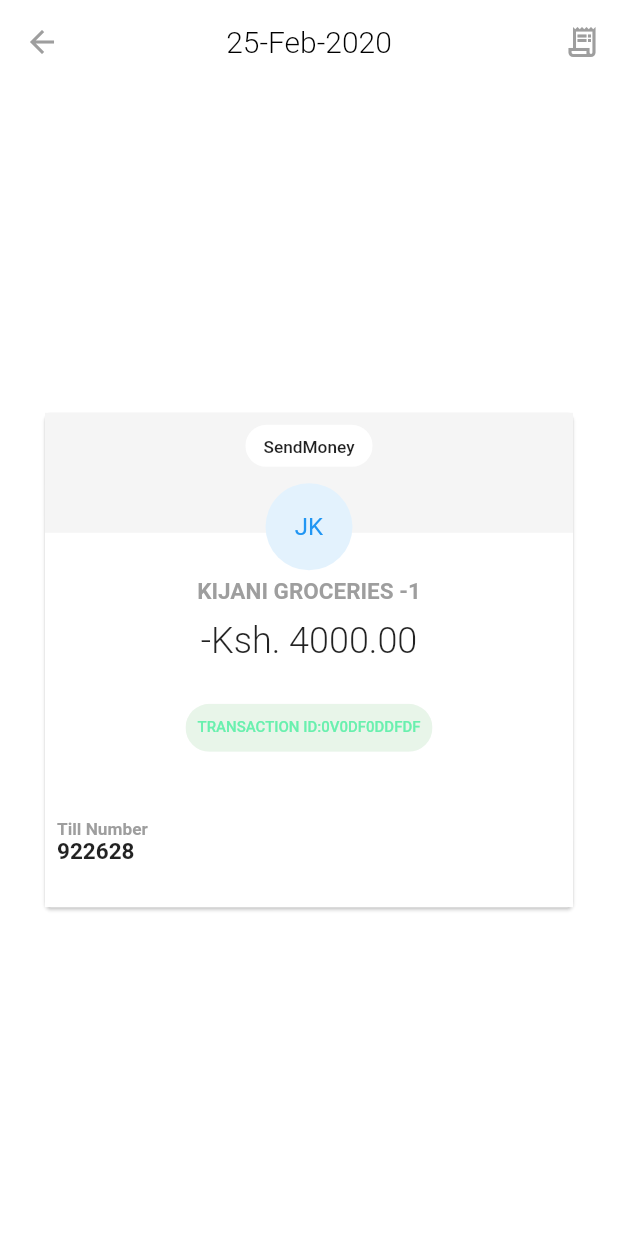
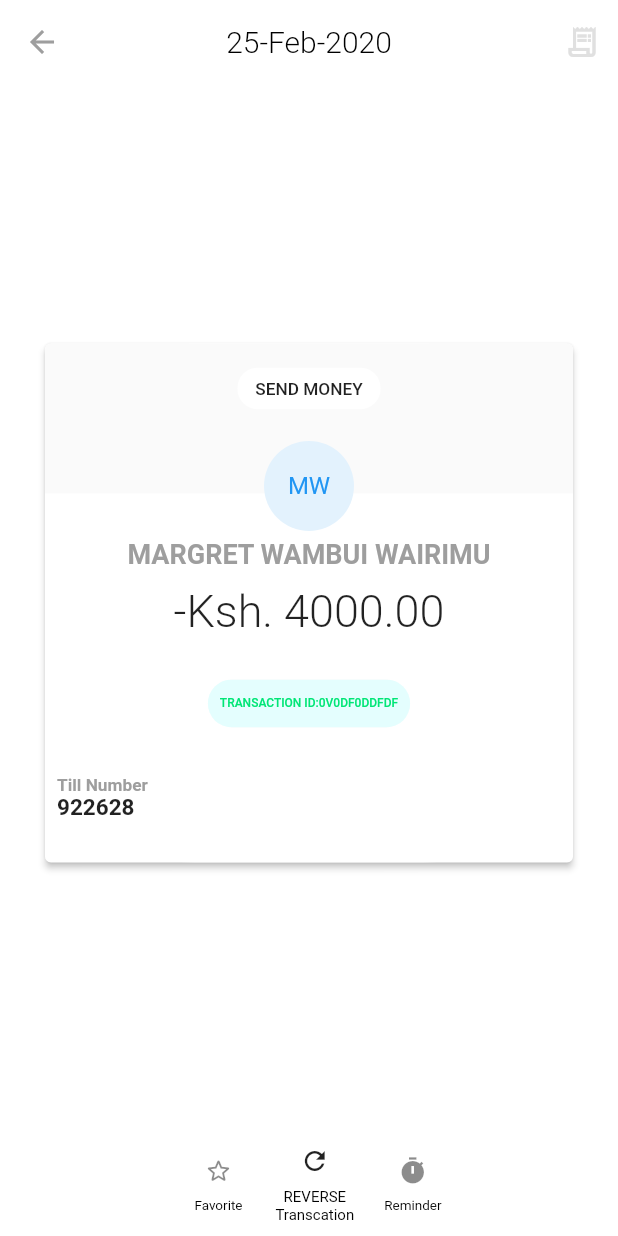
Before and after one commit to CreamyMilk/protoz, a Flutter app: the TransactionClass screen opened by its route, on a phone screen of 412 x 824 dp. Run offline on Flutter 3.47's test engine with Material 2 defaults, Android fonts, the light colour scheme and no system bars; our stand-ins replace flutter_speed_dial, webview_flutter.

Commit message:
💸 Receipt page update

```diff
--- a/lib/transactionPage.dart
+++ b/lib/transactionPage.dart
@@ -4,6 +4,85 @@ class TransactionClass extends StatelessWidget {
   @override
   Widget build(BuildContext context) {
     return Scaffold(
+      bottomNavigationBar: Padding(
+        padding: const EdgeInsets.all(8.0),
+        child: Row(
+            mainAxisAlignment: MainAxisAlignment.spaceEvenly,
+            crossAxisAlignment: CrossAxisAlignment.center,
+            children: [
+              Spacer(),
+              Container(
+                margin: EdgeInsets.only(left: 10),
+                child: Column(
+                  mainAxisSize: MainAxisSize.min,
+                  mainAxisAlignment: MainAxisAlignment.center,
+                  crossAxisAlignment: CrossAxisAlignment.center,
+                  children: [
+                    Container(
+                      padding: EdgeInsets.all(8),
+                      decoration: BoxDecoration(
+                          color: Colors.white,
+                          borderRadius: BorderRadius.circular(19)),
+                      child: Icon(Icons.star_border_rounded,
+                          size: 20, color: Colors.black45),
+                    ),
+                    Text(
+                      "Favorite",
+                      style: TextStyle(fontSize: 9, color: Colors.black),
+                    ),
+                  ],
+                ),
+              ),
+              Container(
+                margin: EdgeInsets.only(left: 20, right: 10),
+                child: Column(
+                  mainAxisSize: MainAxisSize.min,
+                  mainAxisAlignment: MainAxisAlignment.center,
+                  crossAxisAlignment: CrossAxisAlignment.center,
+                  children: [
+                    Container(
+                      padding: EdgeInsets.all(8),
+                      decoration: BoxDecoration(
+                          color: Colors.white,
+                          borderRadius: BorderRadius.circular(19)),
+                      child: Icon(Icons.refresh_outlined,
+                          size: 20, color: Colors.black87),
+                    ),
+                    Text(
+                      "REVERSE",
+                      style: TextStyle(fontSize: 10, color: Colors.black),
+                    ),
+                    Text(
+                      "Transcation",
+                      style: TextStyle(fontSize: 10, color: Colors.black),
+                    ),
+                  ],
+                ),
+              ),
+              Container(
+                margin: EdgeInsets.only(left: 10),
+                child: Column(
+                  mainAxisSize: MainAxisSize.min,
+                  mainAxisAlignment: MainAxisAlignment.center,
+                  crossAxisAlignment: CrossAxisAlignment.center,
+                  children: [
+                    Container(
+                      padding: EdgeInsets.all(8),
+                      decoration: BoxDecoration(
+                          color: Colors.white,
+                          borderRadius: BorderRadius.circular(19)),
+                      child: Icon(Icons.timer, size: 20, color: Colors.black45),
+                    ),
+                    Text(
+                      "Reminder",
+                      style: TextStyle(fontSize: 9, color: Colors.black),
+                    ),
+                  ],
+                ),
+              ),
+              Spacer(),
+            ]),
+      ),
       backgroundColor: Colors.white,
       appBar: AppBar(
         actions: [
@@ -11,7 +90,7 @@ class TransactionClass extends StatelessWidget {
               onPressed: () {},
               icon: Icon(
                 Icons.receipt_long_sharp,
-                color: Colors.grey,
+                color: Colors.grey[300],
               ))
         ],
         elevation: 0,
@@ -33,11 +112,15 @@ class TransactionClass extends StatelessWidget {
       ),
       body: Center(
         child: Card(
+          clipBehavior: Clip.antiAlias,
+          elevation: 2,
           margin: EdgeInsets.symmetric(horizontal: 30),
           child: Container(
+            decoration: BoxDecoration(
+                color: Colors.white,
+                borderRadius: BorderRadius.circular(100.0)),
             padding: EdgeInsets.only(bottom: 20),
-            color: Colors.white,
-            height: MediaQuery.of(context).size.height * 0.4,
+            height: MediaQuery.of(context).size.height * 0.42,
             width: MediaQuery.of(context).size.width,
             child: Column(children: [
               HeaderAvatar(),
@@ -46,11 +129,11 @@ class TransactionClass extends StatelessWidget {
                 child: Column(
                   children: [
                     Text(
-                      "KIJANI GROCERIES -1",
+                      "MARGRET WAMBUI WAIRIMU",
                       style: TextStyle(
                           color: Colors.grey[500],
                           fontWeight: FontWeight.bold,
-                          fontSize: 15),
+                          fontSize: 18),
                     ),
                     SizedBox(
                       height: 10,
@@ -59,7 +142,7 @@ class TransactionClass extends StatelessWidget {
                       "-Ksh. 4000.00",
                       style: TextStyle(
                           color: Colors.black87,
-                          fontSize: 24,
+                          fontSize: 30,
                           fontWeight: FontWeight.w300),
                     ),
                     SizedBox(
@@ -67,13 +150,13 @@ class TransactionClass extends StatelessWidget {
                     ),
                     Chip(
                         padding: EdgeInsets.all(0),
-                        backgroundColor: Colors.green[50],
+                        backgroundColor: Color.fromRGBO(225, 255, 255, 0.9),
                         label: Text(
                           "TRANSACTION ID:0V0DF0DDFDF",
                           style: TextStyle(
-                            fontSize: 10,
-                            fontWeight: FontWeight.w500,
-                            color: Colors.greenAccent,
+                            fontSize: 8,
+                            // fontWeight: FontWeight.w100,
+                            color: Colors.greenAccent[400],
                           ),
                         )),
                     SizedBox(
@@ -119,9 +202,9 @@ class HeaderAvatar extends StatelessWidget {
   @override
   Widget build(BuildContext context) {
     return Container(
-      height: 80,
+      height: 100,
       width: MediaQuery.of(context).size.width,
-      color: Colors.grey[100],
+      color: Colors.grey[50],
       child: Stack(
         // ignore: deprecated_member_use
         overflow: Overflow.visible,
@@ -129,24 +212,24 @@ class HeaderAvatar extends StatelessWidget {
           Align(
               alignment: Alignment.topCenter,
               child: Transform.translate(
-                  offset: Offset(0, 2),
+                  offset: Offset(0, 10),
                   child: Chip(
                       backgroundColor: Colors.white,
                       visualDensity: VisualDensity(
                         horizontal: -2,
                         vertical: -2,
                       ),
-                      label: Text("SendMoney")))),
+                      label: Text("SEND MONEY")))),
           Transform.translate(
             offset: Offset(0, 25),
             child: Align(
               alignment: Alignment.bottomCenter,
               child: CircleAvatar(
                 foregroundColor: Colors.blue,
-                child: Text("JK"),
+                child: Text("MW"),
                 backgroundColor: Colors.blue[50],
                 minRadius: 10,
-                maxRadius: 29,
+                maxRadius: 30,
               ),
             ),
           ),
```
